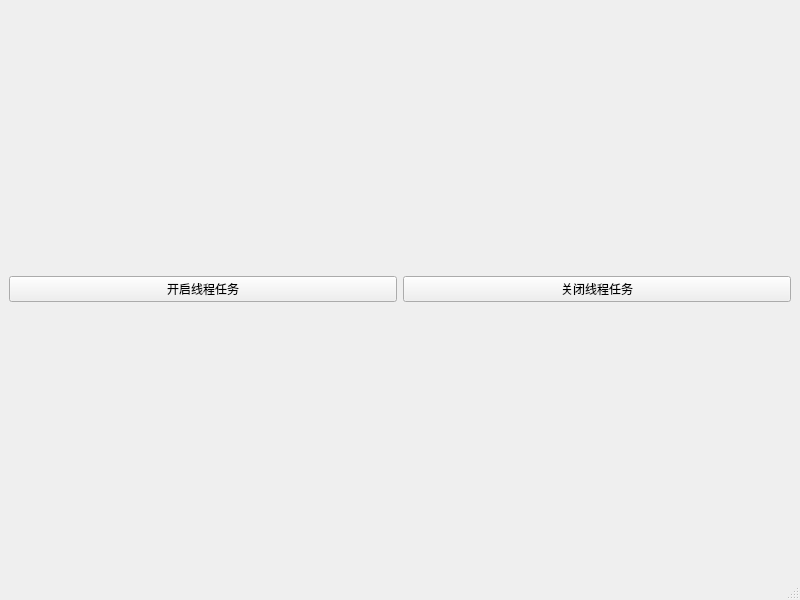
The window that QT/QWidget/ThreadPools/mainwindow.ui (hylreg/hylreg) describes before a commit, drawn with Qt 5.
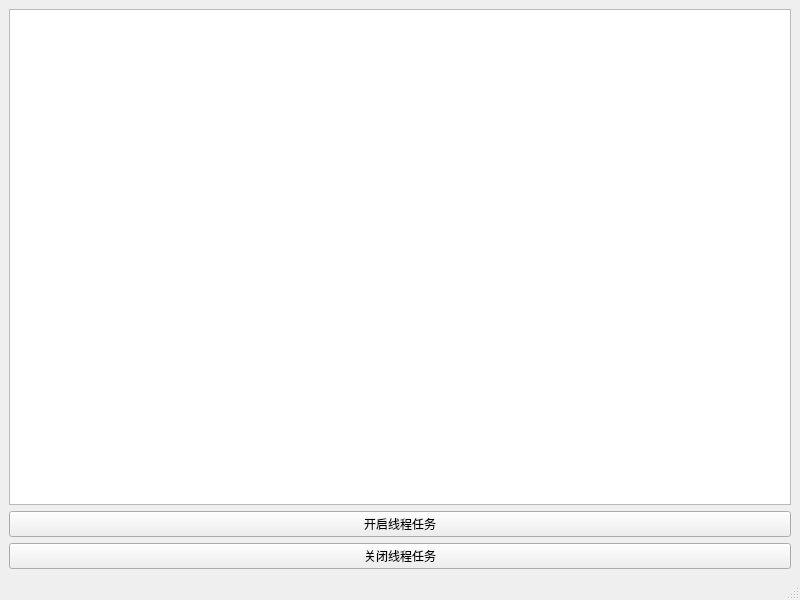
The same window after the commit.

Commit message: 修改界面

Patch:
```diff
--- a/QT/QWidget/ThreadPools/mainwindow.ui
+++ b/QT/QWidget/ThreadPools/mainwindow.ui
@@ -14,15 +14,18 @@
    <string>MainWindow</string>
   </property>
   <widget class="QWidget" name="centralwidget">
-   <layout class="QHBoxLayout" name="horizontalLayout">
-    <item>
+   <layout class="QGridLayout" name="gridLayout">
+    <item row="0" column="1">
+     <widget class="QPlainTextEdit" name="plainTextEdit"/>
+    </item>
+    <item row="1" column="1">
      <widget class="QPushButton" name="pushButton_start">
       <property name="text">
        <string>开启线程任务</string>
       </property>
      </widget>
     </item>
-    <item>
+    <item row="2" column="1">
      <widget class="QPushButton" name="pushButton_stop">
       <property name="text">
        <string>关闭线程任务</string>
```
Left out of the diff: 2 changed lines with no effect on the pictures. The commit also changes 2 other files.
